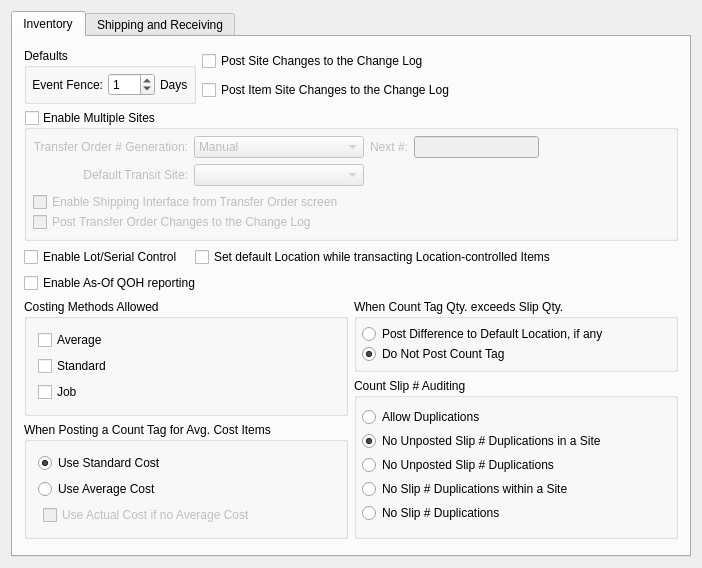
Above: guiclient/configureIM.ui from knowhow/xtuple before the change. Below: the same form after it.
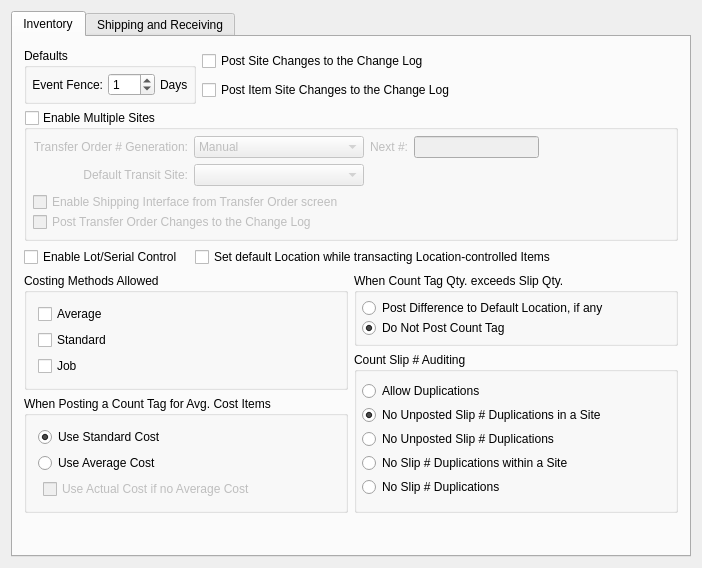
That is the form after the change. Custom widgets are drawn as their Qt base class.

```diff
--- a/guiclient/configureIM.ui
+++ b/guiclient/configureIM.ui
@@ -310,13 +310,6 @@
            </item>
           </layout>
          </item>
-         <item>
-          <widget class="QCheckBox" name="_asOfQOH">
-           <property name="text">
-            <string>Enable As-Of QOH reporting</string>
-           </property>
-          </widget>
-         </item>
          <item>
           <layout class="QGridLayout" name="gridLayout_3">
            <item row="0" column="0" rowspan="2">
```
Left out of the diff: 7 changed lines with no effect on the pictures.
